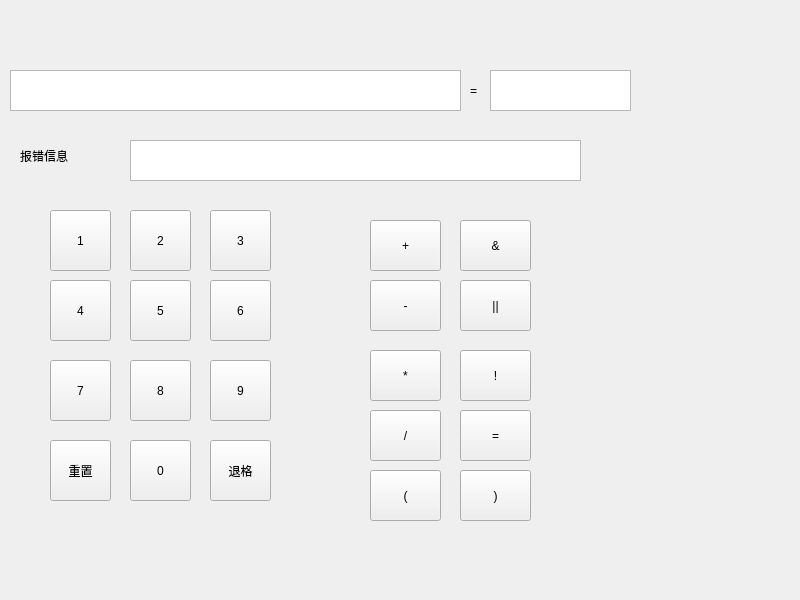
Old version of the form calculator.ui in the repository HuYumu/Calculator.
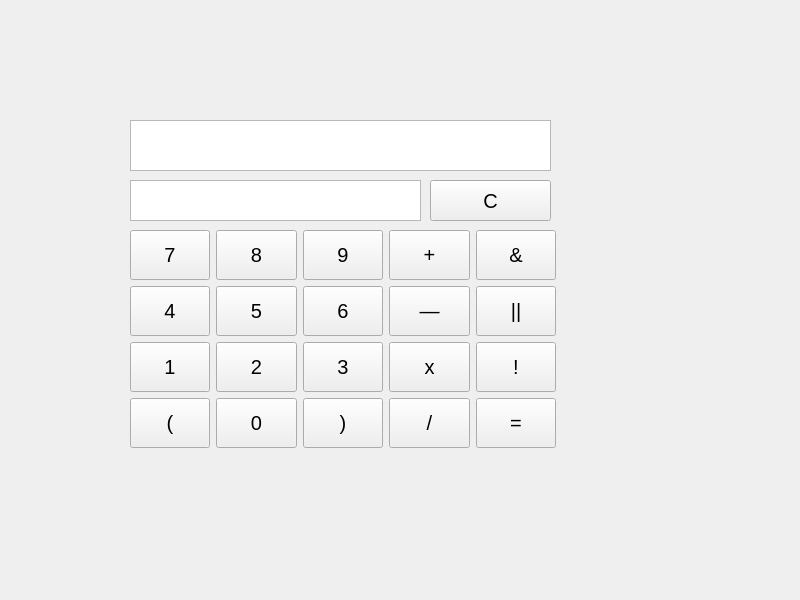
New version of the form.

Commit message: update:layout of the widget

```diff
--- a/calculator.ui
+++ b/calculator.ui
@@ -10,350 +10,466 @@
     <height>600</height>
    </rect>
   </property>
+  <property name="minimumSize">
+   <size>
+    <width>40</width>
+    <height>0</height>
+   </size>
+  </property>
   <property name="windowTitle">
    <string>Calculator</string>
   </property>
-  <widget class="QPushButton" name="num1">
-   <property name="geometry">
-    <rect>
-     <x>50</x>
-     <y>210</y>
-     <width>61</width>
-     <height>61</height>
-    </rect>
-   </property>
-   <property name="text">
-    <string>1</string>
-   </property>
-  </widget>
   <widget class="QTextBrowser" name="input">
    <property name="geometry">
     <rect>
-     <x>10</x>
-     <y>70</y>
-     <width>451</width>
-     <height>41</height>
-    </rect>
-   </property>
-  </widget>
-  <widget class="QTextBrowser" name="errorMsg">
-   <property name="geometry">
-    <rect>
      <x>130</x>
-     <y>140</y>
-     <width>451</width>
-     <height>41</height>
+     <y>120</y>
+     <width>421</width>
+     <height>51</height>
     </rect>
    </property>
-  </widget>
-  <widget class="QLabel" name="label2">
-   <property name="geometry">
-    <rect>
-     <x>20</x>
-     <y>140</y>
-     <width>121</width>
-     <height>31</height>
-    </rect>
-   </property>
-   <property name="text">
-    <string>报错信息</string>
-   </property>
-  </widget>
-  <widget class="QLabel" name="label1">
-   <property name="geometry">
-    <rect>
-     <x>470</x>
-     <y>80</y>
-     <width>54</width>
-     <height>21</height>
-    </rect>
-   </property>
-   <property name="text">
-    <string>=</string>
+   <property name="font">
+    <font>
+     <pointsize>16</pointsize>
+    </font>
    </property>
   </widget>
   <widget class="QTextBrowser" name="output">
    <property name="geometry">
     <rect>
-     <x>490</x>
-     <y>70</y>
-     <width>141</width>
+     <x>130</x>
+     <y>180</y>
+     <width>291</width>
      <height>41</height>
     </rect>
    </property>
-  </widget>
-  <widget class="QPushButton" name="op1">
-   <property name="geometry">
-    <rect>
-     <x>370</x>
-     <y>220</y>
-     <width>71</width>
-     <height>51</height>
-    </rect>
-   </property>
-   <property name="text">
-    <string>+</string>
-   </property>
-  </widget>
-  <widget class="QPushButton" name="num4">
-   <property name="geometry">
-    <rect>
-     <x>50</x>
-     <y>280</y>
-     <width>61</width>
-     <height>61</height>
-    </rect>
-   </property>
-   <property name="text">
-    <string>4</string>
-   </property>
-  </widget>
-  <widget class="QPushButton" name="num6">
-   <property name="geometry">
-    <rect>
-     <x>210</x>
-     <y>280</y>
-     <width>61</width>
-     <height>61</height>
-    </rect>
-   </property>
-   <property name="text">
-    <string>6</string>
-   </property>
-  </widget>
-  <widget class="QPushButton" name="num9">
-   <property name="geometry">
-    <rect>
-     <x>210</x>
-     <y>360</y>
-     <width>61</width>
-     <height>61</height>
-    </rect>
-   </property>
-   <property name="text">
-    <string>9</string>
-   </property>
-  </widget>
-  <widget class="QPushButton" name="backward">
-   <property name="geometry">
-    <rect>
-     <x>210</x>
-     <y>440</y>
-     <width>61</width>
-     <height>61</height>
-    </rect>
-   </property>
-   <property name="text">
-    <string>退格</string>
-   </property>
-  </widget>
-  <widget class="QPushButton" name="num2">
-   <property name="geometry">
-    <rect>
-     <x>130</x>
-     <y>210</y>
-     <width>61</width>
-     <height>61</height>
-    </rect>
-   </property>
-   <property name="text">
-    <string>2</string>
-   </property>
-  </widget>
-  <widget class="QPushButton" name="num5">
-   <property name="geometry">
-    <rect>
-     <x>130</x>
-     <y>280</y>
-     <width>61</width>
-     <height>61</height>
-    </rect>
-   </property>
-   <property name="text">
-    <string>5</string>
-   </property>
-  </widget>
-  <widget class="QPushButton" name="num8">
-   <property name="geometry">
-    <rect>
-     <x>130</x>
-     <y>360</y>
-     <width>61</width>
-     <height>61</height>
-    </rect>
-   </property>
-   <property name="text">
-    <string>8</string>
-   </property>
-  </widget>
-  <widget class="QPushButton" name="num0">
-   <property name="geometry">
-    <rect>
-     <x>130</x>
-     <y>440</y>
-     <width>61</width>
-     <height>61</height>
-    </rect>
-   </property>
-   <property name="text">
-    <string>0</string>
+   <property name="font">
+    <font>
+     <pointsize>16</pointsize>
+    </font>
    </property>
   </widget>
   <widget class="QPushButton" name="clear">
    <property name="geometry">
     <rect>
-     <x>50</x>
-     <y>440</y>
-     <width>61</width>
-     <height>61</height>
+     <x>430</x>
+     <y>180</y>
+     <width>121</width>
+     <height>41</height>
     </rect>
    </property>
-   <property name="text">
-    <string>重置</string>
+   <property name="font">
+    <font>
+     <pointsize>15</pointsize>
+     <bold>false</bold>
+    </font>
    </property>
-  </widget>
-  <widget class="QPushButton" name="num7">
-   <property name="geometry">
-    <rect>
-     <x>50</x>
-     <y>360</y>
-     <width>61</width>
-     <height>61</height>
-    </rect>
-   </property>
    <property name="text">
-    <string>7</string>
+    <string>C</string>
    </property>
   </widget>
-  <widget class="QPushButton" name="num3">
+  <widget class="QWidget" name="">
    <property name="geometry">
     <rect>
-     <x>210</x>
-     <y>210</y>
-     <width>61</width>
-     <height>61</height>
+     <x>130</x>
+     <y>230</y>
+     <width>426</width>
+     <height>220</height>
     </rect>
    </property>
-   <property name="text">
-    <string>3</string>
+   <property name="font">
+    <font>
+     <bold>false</bold>
+    </font>
    </property>
-  </widget>
-  <widget class="QPushButton" name="op2">
-   <property name="geometry">
-    <rect>
-     <x>370</x>
-     <y>280</y>
-     <width>71</width>
-     <height>51</height>
-    </rect>
-   </property>
-   <property name="text">
-    <string>-</string>
-   </property>
-  </widget>
-  <widget class="QPushButton" name="op6">
-   <property name="geometry">
-    <rect>
-     <x>460</x>
-     <y>280</y>
-     <width>71</width>
-     <height>51</height>
-    </rect>
-   </property>
-   <property name="text">
-    <string>||</string>
-   </property>
-  </widget>
-  <widget class="QPushButton" name="op5">
-   <property name="geometry">
-    <rect>
-     <x>460</x>
-     <y>220</y>
-     <width>71</width>
-     <height>51</height>
-    </rect>
-   </property>
-   <property name="text">
-    <string>&amp;&amp;</string>
-   </property>
-  </widget>
-  <widget class="QPushButton" name="op4">
-   <property name="geometry">
-    <rect>
-     <x>370</x>
-     <y>410</y>
-     <width>71</width>
-     <height>51</height>
-    </rect>
-   </property>
-   <property name="text">
-    <string>/</string>
-   </property>
-  </widget>
-  <widget class="QPushButton" name="op3">
-   <property name="geometry">
-    <rect>
-     <x>370</x>
-     <y>350</y>
-     <width>71</width>
-     <height>51</height>
-    </rect>
-   </property>
-   <property name="text">
-    <string>*</string>
-   </property>
-  </widget>
-  <widget class="QPushButton" name="op8">
-   <property name="geometry">
-    <rect>
-     <x>460</x>
-     <y>410</y>
-     <width>71</width>
-     <height>51</height>
-    </rect>
-   </property>
-   <property name="text">
-    <string>=</string>
-   </property>
-  </widget>
-  <widget class="QPushButton" name="op7">
-   <property name="geometry">
-    <rect>
-     <x>460</x>
-     <y>350</y>
-     <width>71</width>
-     <height>51</height>
-    </rect>
-   </property>
-   <property name="text">
-    <string>!</string>
-   </property>
-  </widget>
-  <widget class="QPushButton" name="op10">
-   <property name="geometry">
-    <rect>
-     <x>460</x>
-     <y>470</y>
-     <width>71</width>
-     <height>51</height>
-    </rect>
-   </property>
-   <property name="text">
-    <string>)</string>
-   </property>
-  </widget>
-  <widget class="QPushButton" name="op9">
-   <property name="geometry">
-    <rect>
-     <x>370</x>
-     <y>470</y>
-     <width>71</width>
-     <height>51</height>
-    </rect>
-   </property>
-   <property name="text">
-    <string>(</string>
-   </property>
+   <layout class="QGridLayout" name="gridLayout_2">
+    <item row="0" column="0">
+     <widget class="QPushButton" name="num7">
+      <property name="minimumSize">
+       <size>
+        <width>50</width>
+        <height>50</height>
+       </size>
+      </property>
+      <property name="font">
+       <font>
+        <pointsize>15</pointsize>
+        <bold>false</bold>
+       </font>
+      </property>
+      <property name="text">
+       <string>7</string>
+      </property>
+     </widget>
+    </item>
+    <item row="0" column="1">
+     <widget class="QPushButton" name="num8">
+      <property name="minimumSize">
+       <size>
+        <width>50</width>
+        <height>50</height>
+       </size>
+      </property>
+      <property name="font">
+       <font>
+        <pointsize>15</pointsize>
+        <bold>false</bold>
+       </font>
+      </property>
+      <property name="text">
+       <string>8</string>
+      </property>
+     </widget>
+    </item>
+    <item row="0" column="2">
+     <widget class="QPushButton" name="num9">
+      <property name="minimumSize">
+       <size>
+        <width>50</width>
+        <height>50</height>
+       </size>
+      </property>
+      <property name="font">
+       <font>
+        <pointsize>15</pointsize>
+        <bold>false</bold>
+       </font>
+      </property>
+      <property name="text">
+       <string>9</string>
+      </property>
+     </widget>
+    </item>
+    <item row="0" column="3">
+     <widget class="QPushButton" name="op1">
+      <property name="minimumSize">
+       <size>
+        <width>50</width>
+        <height>50</height>
+       </size>
+      </property>
+      <property name="font">
+       <font>
+        <pointsize>15</pointsize>
+        <bold>false</bold>
+       </font>
+      </property>
+      <property name="text">
+       <string>+</string>
+      </property>
+     </widget>
+    </item>
+    <item row="0" column="4">
+     <widget class="QPushButton" name="op5">
+      <property name="minimumSize">
+       <size>
+        <width>50</width>
+        <height>50</height>
+       </size>
+      </property>
+      <property name="font">
+       <font>
+        <pointsize>15</pointsize>
+        <bold>false</bold>
+       </font>
+      </property>
+      <property name="text">
+       <string>&amp;&amp;</string>
+      </property>
+     </widget>
+    </item>
+    <item row="1" column="0">
+     <widget class="QPushButton" name="num4">
+      <property name="minimumSize">
+       <size>
+        <width>50</width>
+        <height>50</height>
+       </size>
+      </property>
+      <property name="font">
+       <font>
+        <pointsize>15</pointsize>
+        <bold>false</bold>
+       </font>
+      </property>
+      <property name="text">
+       <string>4</string>
+      </property>
+     </widget>
+    </item>
+    <item row="1" column="1">
+     <widget class="QPushButton" name="num5">
+      <property name="minimumSize">
+       <size>
+        <width>50</width>
+        <height>50</height>
+       </size>
+      </property>
+      <property name="font">
+       <font>
+        <pointsize>15</pointsize>
+        <bold>false</bold>
+       </font>
+      </property>
+      <property name="text">
+       <string>5</string>
+      </property>
+     </widget>
+    </item>
+    <item row="1" column="2">
+     <widget class="QPushButton" name="num6">
+      <property name="minimumSize">
+       <size>
+        <width>50</width>
+        <height>50</height>
+       </size>
+      </property>
+      <property name="font">
+       <font>
+        <pointsize>15</pointsize>
+        <bold>false</bold>
+       </font>
+      </property>
+      <property name="text">
+       <string>6</string>
+      </property>
+     </widget>
+    </item>
+    <item row="1" column="3">
+     <widget class="QPushButton" name="op2">
+      <property name="minimumSize">
+       <size>
+        <width>50</width>
+        <height>50</height>
+       </size>
+      </property>
+      <property name="font">
+       <font>
+        <pointsize>15</pointsize>
+        <bold>false</bold>
+       </font>
+      </property>
+      <property name="text">
+       <string>—</string>
+      </property>
+     </widget>
+    </item>
+    <item row="1" column="4">
+     <widget class="QPushButton" name="op6">
+      <property name="minimumSize">
+       <size>
+        <width>50</width>
+        <height>50</height>
+       </size>
+      </property>
+      <property name="font">
+       <font>
+        <pointsize>15</pointsize>
+        <bold>false</bold>
+       </font>
+      </property>
+      <property name="text">
+       <string>||</string>
+      </property>
+     </widget>
+    </item>
+    <item row="2" column="0">
+     <widget class="QPushButton" name="num1">
+      <property name="minimumSize">
+       <size>
+        <width>50</width>
+        <height>50</height>
+       </size>
+      </property>
+      <property name="font">
+       <font>
+        <pointsize>15</pointsize>
+        <bold>false</bold>
+       </font>
+      </property>
+      <property name="text">
+       <string>1</string>
+      </property>
+     </widget>
+    </item>
+    <item row="2" column="1">
+     <widget class="QPushButton" name="num2">
+      <property name="minimumSize">
+       <size>
+        <width>50</width>
+        <height>50</height>
+       </size>
+      </property>
+      <property name="font">
+       <font>
+        <pointsize>15</pointsize>
+        <bold>false</bold>
+       </font>
+      </property>
+      <property name="text">
+       <string>2</string>
+      </property>
+     </widget>
+    </item>
+    <item row="2" column="2">
+     <widget class="QPushButton" name="num3">
+      <property name="minimumSize">
+       <size>
+        <width>50</width>
+        <height>50</height>
+       </size>
+      </property>
+      <property name="font">
+       <font>
+        <pointsize>15</pointsize>
+        <bold>false</bold>
+       </font>
+      </property>
+      <property name="text">
+       <string>3</string>
+      </property>
+     </widget>
+    </item>
+    <item row="2" column="3">
+     <widget class="QPushButton" name="op3">
+      <property name="minimumSize">
+       <size>
+        <width>50</width>
+        <height>50</height>
+       </size>
+      </property>
+      <property name="font">
+       <font>
+        <pointsize>15</pointsize>
+        <bold>false</bold>
+       </font>
+      </property>
+      <property name="text">
+       <string>x</string>
+      </property>
+     </widget>
+    </item>
+    <item row="2" column="4">
+     <widget class="QPushButton" name="op7">
+      <property name="minimumSize">
+       <size>
+        <width>50</width>
+        <height>50</height>
+       </size>
+      </property>
+      <property name="font">
+       <font>
+        <pointsize>15</pointsize>
+        <bold>false</bold>
+       </font>
+      </property>
+      <property name="text">
+       <string>!</string>
+      </property>
+     </widget>
+    </item>
+    <item row="3" column="0">
+     <widget class="QPushButton" name="op9">
+      <property name="minimumSize">
+       <size>
+        <width>50</width>
+        <height>50</height>
+       </size>
+      </property>
+      <property name="font">
+       <font>
+        <pointsize>15</pointsize>
+        <bold>false</bold>
+       </font>
+      </property>
+      <property name="text">
+       <string>(</string>
+      </property>
+     </widget>
+    </item>
+    <item row="3" column="1">
+     <widget class="QPushButton" name="num0">
+      <property name="minimumSize">
+       <size>
+        <width>50</width>
+        <height>50</height>
+       </size>
+      </property>
+      <property name="font">
+       <font>
+        <pointsize>15</pointsize>
+        <bold>false</bold>
+       </font>
+      </property>
+      <property name="text">
+       <string>0</string>
+      </property>
+     </widget>
+    </item>
+    <item row="3" column="2">
+     <widget class="QPushButton" name="op10">
+      <property name="minimumSize">
+       <size>
+        <width>50</width>
+        <height>50</height>
+       </size>
+      </property>
+      <property name="font">
+       <font>
+        <pointsize>15</pointsize>
+        <bold>false</bold>
+       </font>
+      </property>
+      <property name="text">
+       <string>)</string>
+      </property>
+     </widget>
+    </item>
+    <item row="3" column="3">
+     <widget class="QPushButton" name="op4">
+      <property name="minimumSize">
+       <size>
+        <width>50</width>
+        <height>50</height>
+       </size>
+      </property>
+      <property name="font">
+       <font>
+        <pointsize>15</pointsize>
+        <bold>false</bold>
+       </font>
+      </property>
+      <property name="text">
+       <string>/</string>
+      </property>
+     </widget>
+    </item>
+    <item row="3" column="4">
+     <widget class="QPushButton" name="op8">
+      <property name="minimumSize">
+       <size>
+        <width>50</width>
+        <height>50</height>
+       </size>
+      </property>
+      <property name="font">
+       <font>
+        <pointsize>15</pointsize>
+        <bold>false</bold>
+       </font>
+      </property>
+      <property name="text">
+       <string>=</string>
+      </property>
+      <property name="iconSize">
+       <size>
+        <width>30</width>
+        <height>30</height>
+       </size>
+      </property>
+     </widget>
+    </item>
+   </layout>
   </widget>
  </widget>
  <resources/>
```
The commit also changes 6 other files.
